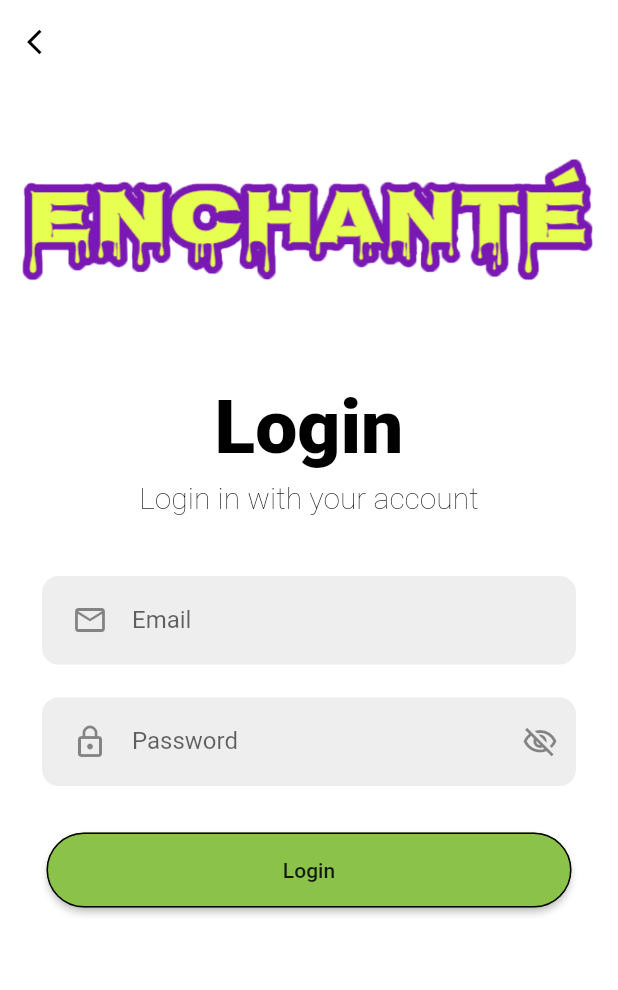
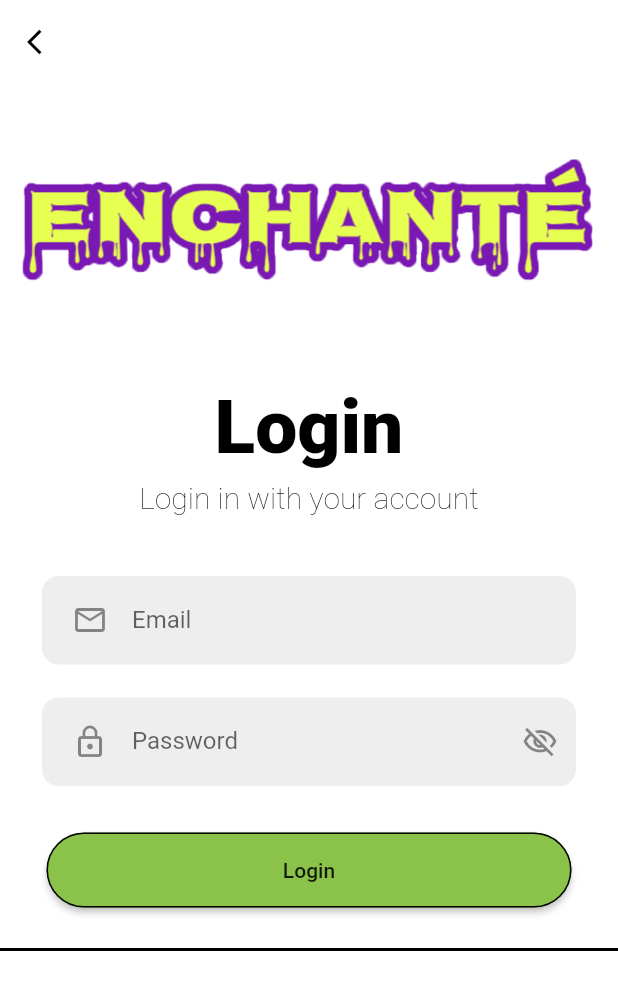
Before and after one commit to ayan-gorain/Enchantee, a Flutter app: the Loginpage screen opened by its route, on a phone screen of 412 x 824 dp. Shown: the top 990 px of the screen. Run offline on Flutter 3.47's test engine with Material 2 defaults, Android fonts, the phone set to English and light mode, and no system bars; our stand-ins replace flutter_screenutil.

Commit message:
many things updated and pages added

```diff
--- a/lib/pages/login_page.dart
+++ b/lib/pages/login_page.dart
@@ -1,6 +1,7 @@
 import 'package:enchante/utiles/routes.dart';
 import 'package:flutter/cupertino.dart';
 import 'package:flutter/material.dart';
+import 'package:flutter/services.dart';
 
 class Loginpage extends StatelessWidget {
   const Loginpage({Key? key}) : super(key: key);
@@ -12,7 +13,10 @@ class Loginpage extends StatelessWidget {
       backgroundColor: Colors.white,
       appBar: AppBar(
         elevation:0,
-        brightness: Brightness.light,
+        systemOverlayStyle: const SystemUiOverlayStyle(
+          statusBarColor: Colors.white,
+          statusBarBrightness: Brightness.light// Status bar
+        ),
         backgroundColor: Colors.white,
         leading:IconButton(onPressed:(){
           Navigator.pop(context);
@@ -110,7 +114,10 @@ class Loginpage extends StatelessWidget {
                       )),
                 ),
                 SizedBox(height:20),
-
+                Divider(
+                  color: Colors.black,
+                  thickness: 2,
+                )
               ],
           ),
         ),
```
